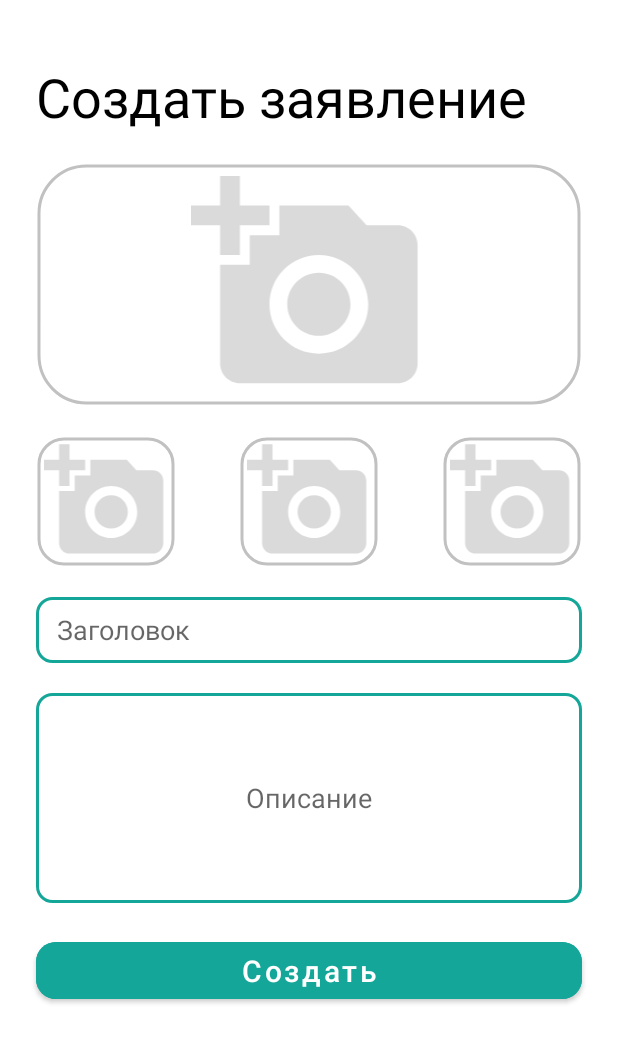
After one commit to Gleb-max/HabitTrackerVkSirius, an Android app: the layout request.xml on its own in the app's theme, with its tools: preview values and no code run, on a phone screen of 412 x 824 dp. The commit adds this screen. Shown: the top 1043 px of the screen. Run offline under Robolectric (Android 15) with nearby library versions, the phone set to English and light mode, and no system bars.

Commit message:
add layout with adding request problem

```diff
--- a/app/build.gradle
+++ b/app/build.gradle
@@ -73,6 +73,9 @@ dependencies {
     implementation "androidx.navigation:navigation-fragment-ktx:$nav_version"
     implementation "androidx.navigation:navigation-ui-ktx:$nav_version"
 
+
+    implementation 'com.google.android.material:material:1.2.0'
+
     //tests
     testImplementation "junit:junit:4.13.2"
     androidTestImplementation "androidx.test.ext:junit:1.1.3"
--- a/app/src/main/AndroidManifest.xml
+++ b/app/src/main/AndroidManifest.xml
@@ -2,6 +2,8 @@
 <manifest xmlns:android="http://schemas.android.com/apk/res/android"
     xmlns:tools="http://schemas.android.com/tools"
     package="com.habit.tracker">
+
+    <uses-permission android:name="android.permission.READ_EXTERNAL_STORAGE"/>
 
     <uses-permission android:name="android.permission.ACCESS_NETWORK_STATE" />
     <uses-permission android:name="android.permission.INTERNET" />
--- /dev/null
+++ b/app/src/main/java/com/habit/tracker/CreateRequestFragment.kt
@@ -0,0 +1,6 @@
+package com.habit.tracker
+
+import androidx.fragment.app.Fragment
+
+class CreateRequestFragment: Fragment(R.layout.request) {
+}
--- a/app/src/main/java/com/habit/tracker/MainActivity.kt
+++ b/app/src/main/java/com/habit/tracker/MainActivity.kt
@@ -11,5 +11,6 @@ class MainActivity : AppCompatActivity() {
     override fun onCreate(savedInstanceState: Bundle?) {
         super.onCreate(savedInstanceState)
         setContentView(binding.root)
+
     }
 }
--- /dev/null
+++ b/app/src/main/res/drawable/edit_text.xml
@@ -0,0 +1,8 @@
+<?xml version="1.0" encoding="utf-8"?>
+    <shape xmlns:android="http://schemas.android.com/apk/res/android"
+        android:shape="rectangle">
+        <stroke
+            android:width="2dp"
+            android:color="#13A699"/>
+        <corners android:radius="10dp" />
+    </shape>
--- /dev/null
+++ b/app/src/main/res/drawable/ic_baseline_add_a_photo_24.xml
@@ -0,0 +1,5 @@
+<vector android:height="128dp" android:tint="#DADADA"
+    android:viewportHeight="24" android:viewportWidth="24"
+    android:width="128dp" xmlns:android="http://schemas.android.com/apk/res/android">
+    <path android:fillColor="@android:color/white" android:pathData="M3,4V1h2v3h3v2H5v3H3V6H0V4H3zM6,10V7h3V4h7l1.83,2H21c1.1,0 2,0.9 2,2v12c0,1.1 -0.9,2 -2,2H5c-1.1,0 -2,-0.9 -2,-2V10H6zM13,19c2.76,0 5,-2.24 5,-5s-2.24,-5 -5,-5s-5,2.24 -5,5S10.24,19 13,19zM9.8,14c0,1.77 1.43,3.2 3.2,3.2s3.2,-1.43 3.2,-3.2s-1.43,-3.2 -3.2,-3.2S9.8,12.23 9.8,14z"/>
+</vector>
--- a/app/src/main/res/layout/activity_main.xml
+++ b/app/src/main/res/layout/activity_main.xml
@@ -6,13 +6,4 @@
     android:layout_height="match_parent"
     tools:context=".MainActivity">
 
-    <TextView
-        android:layout_width="wrap_content"
-        android:layout_height="wrap_content"
-        android:text="Hello World!"
-        app:layout_constraintBottom_toBottomOf="parent"
-        app:layout_constraintEnd_toEndOf="parent"
-        app:layout_constraintStart_toStartOf="parent"
-        app:layout_constraintTop_toTopOf="parent" />
-
 </androidx.constraintlayout.widget.ConstraintLayout>
--- /dev/null
+++ b/app/src/main/res/layout/request.xml
@@ -0,0 +1,141 @@
+<?xml version="1.0" encoding="utf-8"?>
+<ScrollView xmlns:android="http://schemas.android.com/apk/res/android"
+    xmlns:app="http://schemas.android.com/apk/res-auto"
+    xmlns:tools="http://schemas.android.com/tools"
+    android:layout_width="match_parent"
+    android:layout_height="match_parent">
+
+    <androidx.constraintlayout.widget.ConstraintLayout
+        android:layout_width="match_parent"
+        android:layout_height="wrap_content">
+
+        <TextView
+            android:id="@+id/tvLabelRequest"
+            android:layout_width="wrap_content"
+            android:layout_height="wrap_content"
+            android:layout_marginStart="24dp"
+            android:layout_marginTop="40dp"
+            android:text="Создать заявление"
+            android:textColor="@color/black"
+            android:textSize="36sp"
+            app:layout_constraintStart_toStartOf="parent"
+            app:layout_constraintTop_toTopOf="parent" />
+
+        <com.google.android.material.imageview.ShapeableImageView
+            android:id="@+id/SViewLoadGallery"
+            android:layout_width="0dp"
+            android:layout_height="162dp"
+            android:layout_marginStart="24dp"
+            android:layout_marginTop="20dp"
+            android:layout_marginEnd="24dp"
+            android:padding="2dp"
+            android:src="@drawable/ic_baseline_add_a_photo_24"
+            app:layout_constraintCircleRadius="10dp"
+            app:layout_constraintEnd_toEndOf="parent"
+            app:layout_constraintStart_toStartOf="parent"
+            app:layout_constraintTop_toBottomOf="@id/tvLabelRequest"
+            app:shapeAppearanceOverlay="@style/shape_round"
+            app:strokeColor="@color/gray"
+            app:strokeWidth="2dp">
+
+
+        </com.google.android.material.imageview.ShapeableImageView>
+
+        <com.google.android.material.imageview.ShapeableImageView
+            android:id="@+id/SViewLoadGallery2"
+            android:layout_width="93dp"
+            android:layout_height="87dp"
+            android:layout_marginTop="20dp"
+            android:padding="2dp"
+            android:src="@drawable/ic_baseline_add_a_photo_24"
+            app:layout_constraintStart_toStartOf="@id/SViewLoadGallery"
+            app:layout_constraintTop_toBottomOf="@id/SViewLoadGallery"
+            app:shapeAppearanceOverlay="@style/shape_round"
+            app:strokeColor="@color/gray"
+            app:strokeWidth="2dp">
+
+        </com.google.android.material.imageview.ShapeableImageView>
+
+        <com.google.android.material.imageview.ShapeableImageView
+            android:id="@+id/SViewLoadGallery4"
+            android:layout_width="93dp"
+            android:layout_height="87dp"
+            android:layout_marginTop="20dp"
+            android:padding="2dp"
+            android:src="@drawable/ic_baseline_add_a_photo_24"
+            app:cardCornerRadius="10dp"
+            app:layout_constraintEnd_toEndOf="@id/SViewLoadGallery"
+            app:layout_constraintTop_toBottomOf="@id/SViewLoadGallery"
+            app:shapeAppearanceOverlay="@style/shape_round"
+            app:strokeColor="@color/gray"
+            app:strokeWidth="2dp">
+
+
+        </com.google.android.material.imageview.ShapeableImageView>
+
+        <com.google.android.material.imageview.ShapeableImageView
+            android:id="@+id/SViewLoadGallery3"
+            android:layout_width="93dp"
+            android:layout_height="87dp"
+            android:layout_marginTop="20dp"
+            android:padding="2dp"
+            android:src="@drawable/ic_baseline_add_a_photo_24"
+            app:cardCornerRadius="10dp"
+            app:layout_constraintEnd_toEndOf="parent"
+            app:layout_constraintStart_toStartOf="parent"
+            app:layout_constraintTop_toBottomOf="@id/SViewLoadGallery"
+            app:shapeAppearanceOverlay="@style/shape_round"
+            app:strokeColor="@color/gray"
+            app:strokeWidth="2dp">
+
+
+        </com.google.android.material.imageview.ShapeableImageView>
+
+
+        <EditText
+            android:id="@+id/ETheading"
+            android:layout_width="0dp"
+            android:layout_height="44dp"
+            android:layout_marginTop="20dp"
+            android:hint="   Заголовок"
+            android:background="@drawable/edit_text"
+            app:layout_constraintEnd_toEndOf="@id/SViewLoadGallery4"
+            app:layout_constraintStart_toStartOf="@id/SViewLoadGallery2"
+            app:layout_constraintTop_toBottomOf="@id/SViewLoadGallery3">
+
+        </EditText>
+
+        <EditText
+            android:id="@+id/ETdescription"
+            android:layout_width="0dp"
+            android:hint="                              Описание"
+            android:layout_height="140dp"
+            android:layout_marginTop="20dp"
+            android:inputType="textMultiLine"
+            android:lines="10"
+            android:background="@drawable/edit_text"
+            app:layout_constraintEnd_toEndOf="@id/ETheading"
+            app:layout_constraintStart_toStartOf="@id/ETheading"
+            app:layout_constraintTop_toBottomOf="@id/ETheading">
+
+        </EditText>
+
+        <com.google.android.material.button.MaterialButton
+            android:id="@+id/btnAction"
+            android:layout_width="0dp"
+            android:layout_height="50dp"
+            android:layout_marginTop="20dp"
+            android:layout_marginBottom="80dp"
+            android:backgroundTint="#13A699"
+            android:text="Создать"
+            android:textAllCaps="false"
+            android:textColor="@color/white"
+            android:textSize="20sp"
+            app:cornerRadius="13dp"
+            app:layout_constraintEnd_toEndOf="@id/ETdescription"
+            app:layout_constraintStart_toStartOf="@id/ETdescription"
+            app:layout_constraintTop_toBottomOf="@id/ETdescription" />
+    </androidx.constraintlayout.widget.ConstraintLayout>
+
+
+</ScrollView>
--- a/app/src/main/res/values/colors.xml
+++ b/app/src/main/res/values/colors.xml
@@ -7,4 +7,5 @@
     <color name="teal_700">#FF018786</color>
     <color name="black">#FF000000</color>
     <color name="white">#FFFFFFFF</color>
+    <color name="gray">#C1C1C1</color>
 </resources>
--- a/app/src/main/res/values/themes.xml
+++ b/app/src/main/res/values/themes.xml
@@ -13,4 +13,9 @@
         <item name="android:statusBarColor" tools:targetApi="l">?attr/colorPrimaryVariant</item>
         <!-- Customize your theme here. -->
     </style>
+    <style name="shape_round" parent="ShapeAppearance.MaterialComponents.MediumComponent">
+        <item name="cornerFamily">rounded</item>
+        <item name="cornerSize">20%</item>
+    </style>
+
 </resources>
```
